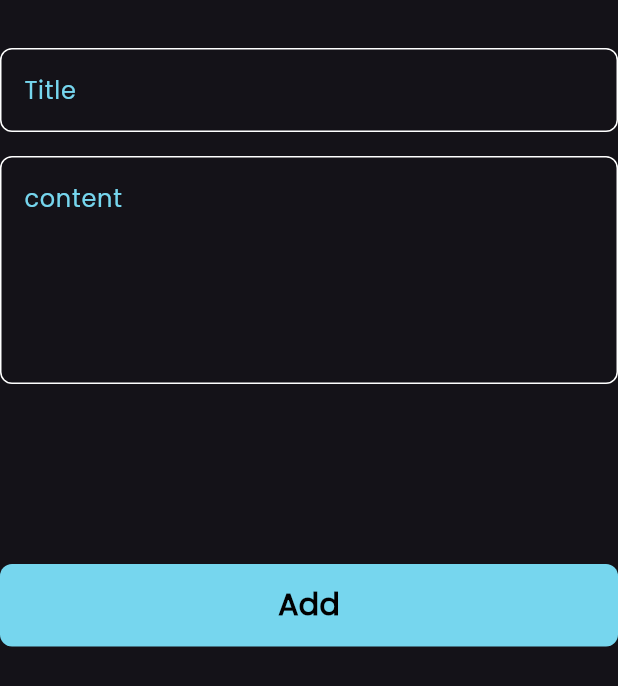
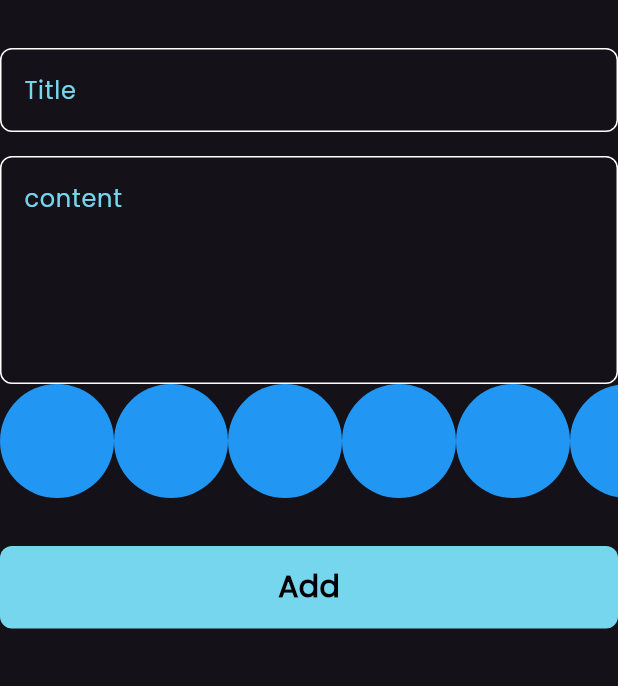
Before and after one commit to HumamHo44/notes_app, a Flutter app: the AddNoteForm widget shown alone on an empty page, opened directly, on a phone screen of 412 x 824 dp. Shown: the top 686 px of the screen. Run offline on Flutter 3.47's test engine with Material 3 defaults, Android fonts, the phone set to English and light mode, and no system bars; our stand-ins replace bloc, flutter_bloc, font_awesome_flutter, hive, hive_flutter; accounts and stored records are empty.

Commit message:
create colors list view part one

```diff
--- a/lib/views/widgets/add_note_form.dart
+++ b/lib/views/widgets/add_note_form.dart
@@ -5,6 +5,7 @@ import 'package:notes_app/cubits/add_note_cubit/add_note_cubit.dart';
 import 'package:notes_app/models/note_model.dart';
 
 import 'custom/custom_botton.dart';
+import 'custom/custom_clors_list_view.dart';
 import 'custom/custom_text_field.dart';
 
 class AddNoteForm extends StatefulWidget {
@@ -42,8 +43,9 @@ class _AddNoteFormState extends State<AddNoteForm> {
             hint: 'content',
             maxLines: 5,
           ),
+          const ColorListView(),
           const SizedBox(
-            height: 120,
+            height: 32,
           ),
           BlocBuilder<AddNoteCubit, AddNoteState>(
             builder: (context, state) {
--- /dev/null
+++ b/lib/views/widgets/custom/custom_clors_list_view.dart
@@ -0,0 +1,32 @@
+import 'package:flutter/material.dart';
+
+class ColorItem extends StatelessWidget {
+  const ColorItem({super.key});
+
+  @override
+  Widget build(BuildContext context) {
+    // ignore: prefer_const_constructors
+    return CircleAvatar(
+      radius: 38,
+      backgroundColor: Colors.blue,
+    );
+  }
+}
+
+class ColorListView extends StatelessWidget {
+  const ColorListView({super.key});
+
+  @override
+  Widget build(BuildContext context) {
+    return SizedBox(
+      height: 38 * 2,
+      child: ListView.builder(
+        itemCount: 10,
+        scrollDirection: Axis.horizontal,
+        itemBuilder: (context, index) {
+          return const ColorItem();
+        },
+      ),
+    );
+  }
+}
```
